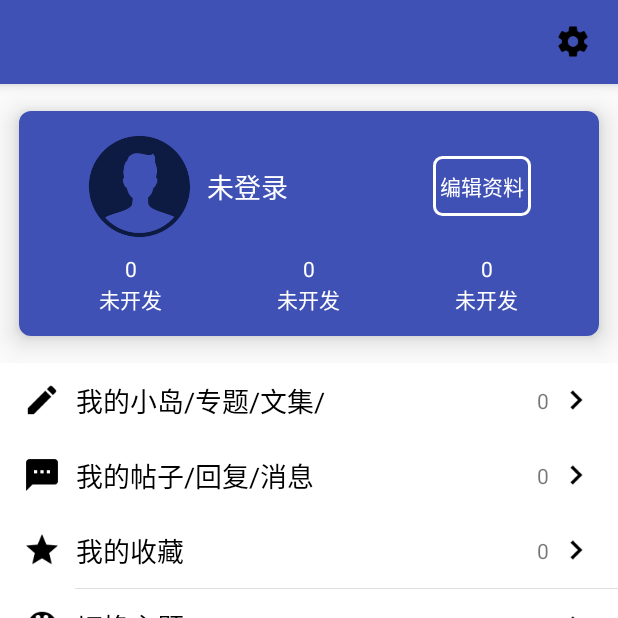
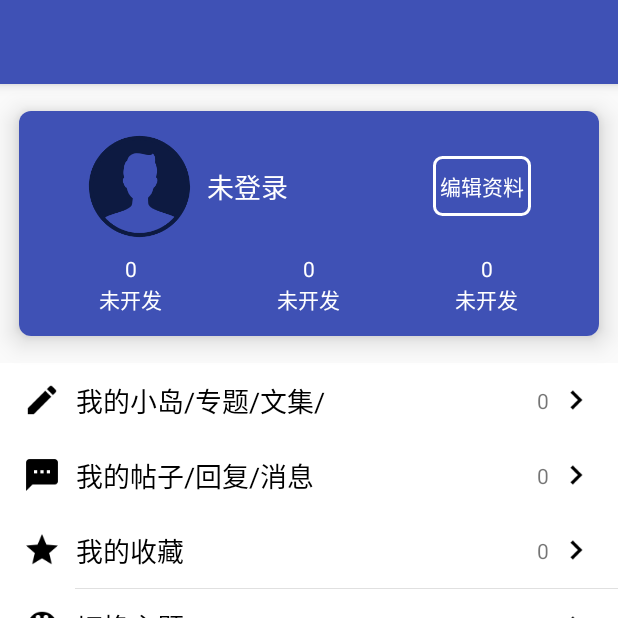
Before and after one commit to LINYUANZHUO/xiangmujingl, an Android app: the fragment F3 placed in its activity, on a phone screen of 412 x 824 dp, the top half of it. Run offline under Robolectric (Android 15) with nearby library versions, the phone set to English and light mode, and no system bars; libraries missing offline, so code that uses them is left out: com.ashokvarma.bottomnavigation; plain views replace BottomNavigationBar; 6 statements that could not run were skipped.

Commit message:
版本更新：1.0

```diff
--- a/项目/app/src/main/java/com/vkejun/vip/fragment/F3.java
+++ b/项目/app/src/main/java/com/vkejun/vip/fragment/F3.java
@@ -13,6 +13,9 @@ import com.vkejun.vip.activity.SettingActivity;
 import com.vkejun.vip.activity.ThemeActivity;
 import android.support.v7.widget.Toolbar;
 import android.support.v7.app.AppCompatActivity;
+import com.vkejun.vip.activity.LoginActivity;
+import android.widget.Button;
+import android.support.v7.widget.CardView;
 
 public class F3 extends Fragment
 {
@@ -35,42 +38,36 @@ public class F3 extends Fragment
 
         //创建布局后，这里写代码逻辑
 
-//        ImageView i1=(ImageView)getActivity().findViewById(R.id.fragment_mydataImageView);
-//        Button b1=(Button)getActivity().findViewById(R.id.fragment_mydataButton);
-//        LinearLayout l1=(LinearLayout)getActivity().findViewById(R.id.fragmentmydatamainLinearLayout1);
+        CardView c1=(CardView)getActivity().findViewById(R.id.fragment_mydataImageView);
+        Button b1=(Button)getActivity().findViewById(R.id.fragment_mydataButton);
+        LinearLayout l3=(LinearLayout)getActivity().findViewById(R.id.fragmentmydatamainLinearLayout3);
         LinearLayout l4=(LinearLayout)getActivity().findViewById(R.id.fragmentmydatamainLinearLayout4);
         LinearLayout l5=(LinearLayout)getActivity().findViewById(R.id.fragmentmydatamainLinearLayout5);//声明实例
         //注意getActivity()方法
-/*        i1.setOnClickListener(new OnClickListener(){
+        c1.setOnClickListener(new OnClickListener(){
                 @Override
                 public void onClick(View p1){
                     //你要的跳转设置的点击事件
                     Intent qs = new Intent(getActivity(),
                                            LoginActivity.class);//这个就是意图
                     getActivity().startActivity(qs);//表示从当前布局跳转到SettingActivity这个意图
-                    overridePendingTransition(R.anim.jump_enter_anim, R.anim.jump_exit_anim);
-                }
-
-                private void overridePendingTransition(int jump_enter_anim, int jump_exit_anim)
-                {
-                    // TODO: Implement this method
                 }});
         b1.setOnClickListener(new OnClickListener(){
                 @Override
                 public void onClick(View p1){
                     //你要的跳转设置的点击事件
                     Intent qs = new Intent(getActivity(),
-                                           MyDataActivity.class);//这个就是意图
+                                           LoginActivity.class);//这个就是意图
                     getActivity().startActivity(qs);//表示从当前布局跳转到SettingActivity这个意图
                 }});
-        l1.setOnClickListener(new OnClickListener(){
+        l3.setOnClickListener(new OnClickListener(){
                 @Override
                 public void onClick(View p1){
                     //你要的跳转设置的点击事件
                     Intent qs = new Intent(getActivity(),
-                                           SpecialTabActivity.class);//这个就是意图
+                                           LoginActivity.class);//这个就是意图
                     getActivity().startActivity(qs);//表示从当前布局跳转到SettingActivity这个意图
-                }});*/
+                }});
         l4.setOnClickListener(new OnClickListener(){
                 @Override
                 public void onClick(View p1){
--- a/项目/app/src/main/res/layout/f_3.xml
+++ b/项目/app/src/main/res/layout/f_3.xml
@@ -7,20 +7,11 @@
 	android:orientation="vertical">
 
 	<android.support.v7.widget.Toolbar
-        android:background="?attr/colorPrimary"
-        android:layout_width="match_parent"
-        android:layout_height="?attr/actionBarSize"
-        android:elevation="5dp"
-        android:id="@+id/activitymainToolbar1">
-
-        <ImageView
-            android:layout_width="42dp"
-            android:layout_height="42dp"
-            android:src="@drawable/ic_settings_black"
-            android:layout_gravity="right"
-            android:paddingRight="18dp"/>
-
-    </android.support.v7.widget.Toolbar>
+		android:background="?attr/colorPrimary"
+		android:layout_width="match_parent"
+		android:layout_height="?attr/actionBarSize"
+		android:elevation="5dp"
+		android:id="@+id/activitymainToolbar1"/>
 
 	<android.support.v7.widget.CardView
 		android:layout_width="match_parent"
@@ -30,7 +21,7 @@
 		android:clickable="true"
 		android:foreground="?attr/selectableItemBackground"
 		app:cardUseCompatPadding="true"
-		android:id="@+id/fragmentf3CardView1">
+		android:id="@+id/fragment_mydataImageView">
 
         <LinearLayout
             android:background="?attr/colorPrimary"
```
Also changed, not shown: 项目/app/src/main/AndroidManifest.xml (+6 -1 lines), 项目/app/src/main/java/com/vkejun/vip/activity/LoginActivity.java (added, +13 -0 lines), 项目/app/src/main/res/layout/activity_login.xml (added, +117 -0 lines).
